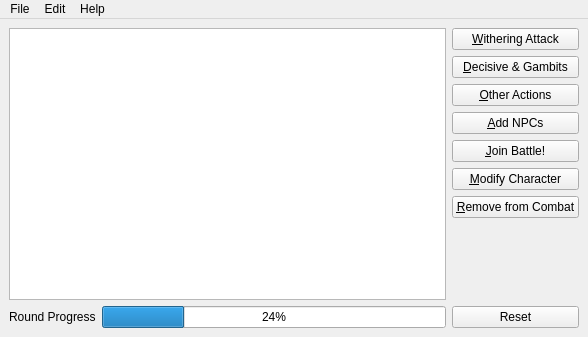
ErikSeguinte/ex-3e-tracker-Python, file lib/main_window.ui: the form before one commit.
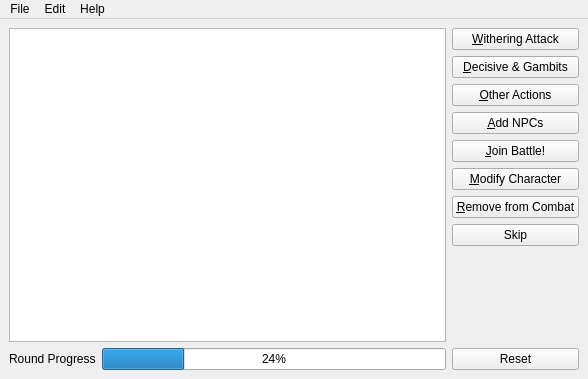
The form after the commit.

```diff
--- a/lib/main_window.ui
+++ b/lib/main_window.ui
@@ -7,7 +7,7 @@
     <x>0</x>
     <y>0</y>
     <width>588</width>
-    <height>337</height>
+    <height>379</height>
    </rect>
   </property>
   <property name="windowTitle">
@@ -101,6 +101,16 @@
         </property>
        </widget>
       </item>
+      <item>
+       <widget class="QPushButton" name="skip_btn">
+        <property name="toolTip">
+         <string>Skip character currently at the top of the initiative.</string>
+        </property>
+        <property name="text">
+         <string>Skip</string>
+        </property>
+       </widget>
+      </item>
       <item>
        <spacer name="verticalSpacer">
         <property name="orientation">
```
Left out of the diff: 7 changed lines with no effect on the pictures.
